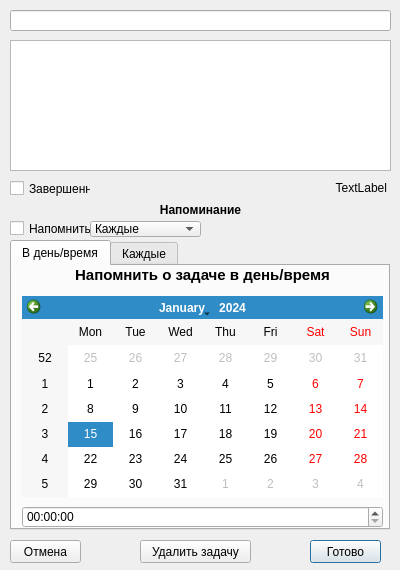
Qt form ui/Task.ui (itKillerWhale/day_planner) before a commit.
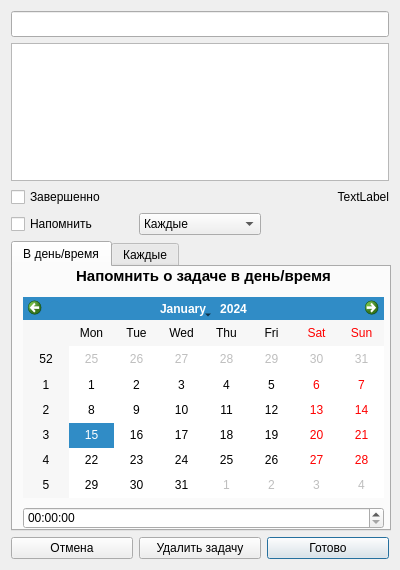
The same form after that commit.

Commit message: Create layouts

```diff
--- a/ui/Task.ui
+++ b/ui/Task.ui
@@ -28,109 +28,49 @@
   <property name="styleSheet">
    <string notr="true"/>
   </property>
-  <widget class="QLineEdit" name="lineEdit_header_text">
-   <property name="geometry">
-    <rect>
-     <x>10</x>
-     <y>10</y>
-     <width>381</width>
-     <height>21</height>
-    </rect>
-   </property>
-   <property name="font">
-    <font>
-     <pointsize>11</pointsize>
-     <weight>75</weight>
-     <bold>true</bold>
-    </font>
-   </property>
+  <layout class="QGridLayout" name="gridLayout">
+   <item row="5" column="2">
+    <widget class="QPushButton" name="btn_ok">
    <property name="text">
-    <string/>
-   </property>
-  </widget>
-  <widget class="QTextEdit" name="textEdit_text">
-   <property name="geometry">
-    <rect>
-     <x>10</x>
-     <y>40</y>
-     <width>381</width>
-     <height>131</height>
-    </rect>
-   </property>
-  </widget>
-  <widget class="QCheckBox" name="checkBox_completed">
-   <property name="geometry">
-    <rect>
-     <x>10</x>
-     <y>180</y>
-     <width>81</width>
-     <height>17</height>
-    </rect>
-   </property>
-   <property name="text">
-    <string>Завершенно</string>
-   </property>
-  </widget>
-  <widget class="QLabel" name="label_date">
-   <property name="geometry">
-    <rect>
-     <x>96</x>
-     <y>180</y>
-     <width>291</width>
-     <height>16</height>
-    </rect>
-   </property>
-   <property name="text">
-    <string>TextLabel</string>
-   </property>
-   <property name="alignment">
-    <set>Qt::AlignRight|Qt::AlignTrailing|Qt::AlignVCenter</set>
-   </property>
-  </widget>
-  <widget class="QLabel" name="label_2">
-   <property name="geometry">
-    <rect>
-     <x>10</x>
-     <y>200</y>
-     <width>381</width>
-     <height>20</height>
-    </rect>
-   </property>
-   <property name="font">
-    <font>
-     <weight>75</weight>
-     <bold>true</bold>
-    </font>
-   </property>
-   <property name="text">
-    <string>Напоминание</string>
-   </property>
-   <property name="alignment">
-    <set>Qt::AlignCenter</set>
-   </property>
-  </widget>
+      <string>Готово</string>
+     </property>
+    </widget>
+   </item>
+   <item row="3" column="0">
   <widget class="QCheckBox" name="checkBox_do_prompts">
-   <property name="geometry">
-    <rect>
-     <x>10</x>
-     <y>220</y>
-     <width>81</width>
-     <height>17</height>
-    </rect>
-   </property>
    <property name="text">
     <string>Напомнить</string>
    </property>
   </widget>
+   </item>
+   <item row="3" column="1">
+    <widget class="QComboBox" name="comboBox_choice">
+     <item>
+      <property name="text">
+       <string>Каждые</string>
+      </property>
+     </item>
+     <item>
+      <property name="text">
+       <string>В день/время</string>
+      </property>
+     </item>
+     <item>
+      <property name="text">
+       <string>Оба варианта</string>
+      </property>
+     </item>
+    </widget>
+   </item>
+   <item row="5" column="1">
+    <widget class="QPushButton" name="btn_del">
+     <property name="text">
+      <string>Удалить задачу</string>
+     </property>
+    </widget>
+   </item>
+   <item row="4" column="0" colspan="3">
   <widget class="QTabWidget" name="tabWidget">
-   <property name="geometry">
-    <rect>
-     <x>10</x>
-     <y>240</y>
-     <width>380</width>
-     <height>290</height>
-    </rect>
-   </property>
    <property name="minimumSize">
     <size>
      <width>380</width>
@@ -172,7 +112,6 @@
      <property name="font">
       <font>
        <pointsize>11</pointsize>
-       <weight>75</weight>
        <bold>true</bold>
       </font>
      </property>
@@ -447,70 +386,48 @@
     </widget>
    </widget>
   </widget>
-  <widget class="QPushButton" name="btn_ok">
-   <property name="geometry">
-    <rect>
-     <x>310</x>
-     <y>540</y>
-     <width>71</width>
-     <height>23</height>
-    </rect>
-   </property>
-   <property name="text">
-    <string>Готово</string>
-   </property>
-  </widget>
+   </item>
+   <item row="1" column="0" colspan="3">
+    <widget class="QTextEdit" name="textEdit_text"/>
+   </item>
+   <item row="5" column="0">
   <widget class="QPushButton" name="btn_cancel">
-   <property name="geometry">
-    <rect>
-     <x>10</x>
-     <y>540</y>
-     <width>71</width>
-     <height>23</height>
-    </rect>
-   </property>
    <property name="text">
     <string>Отмена</string>
    </property>
   </widget>
-  <widget class="QComboBox" name="comboBox_choice">
-   <property name="geometry">
-    <rect>
-     <x>90</x>
-     <y>221</y>
-     <width>111</width>
-     <height>16</height>
-    </rect>
-   </property>
-   <item>
+   </item>
+   <item row="0" column="0" colspan="3">
+    <widget class="QLineEdit" name="lineEdit_header_text">
+     <property name="font">
+      <font>
+       <pointsize>11</pointsize>
+       <bold>true</bold>
+      </font>
+     </property>
     <property name="text">
-     <string>Каждые</string>
-    </property>
+      <string/>
+     </property>
+    </widget>
    </item>
-   <item>
+   <item row="2" column="0">
+    <widget class="QCheckBox" name="checkBox_completed">
     <property name="text">
-     <string>В день/время</string>
-    </property>
+      <string>Завершенно</string>
+     </property>
+    </widget>
    </item>
-   <item>
+   <item row="2" column="1" colspan="2">
+    <widget class="QLabel" name="label_date">
     <property name="text">
-     <string>Оба варианта</string>
-    </property>
-   </item>
-  </widget>
-  <widget class="QPushButton" name="btn_del">
-   <property name="geometry">
-    <rect>
-     <x>140</x>
-     <y>540</y>
-     <width>111</width>
-     <height>23</height>
-    </rect>
-   </property>
-   <property name="text">
-    <string>Удалить задачу</string>
-   </property>
-  </widget>
+      <string>TextLabel</string>
+     </property>
+     <property name="alignment">
+      <set>Qt::AlignRight|Qt::AlignTrailing|Qt::AlignVCenter</set>
+     </property>
+    </widget>
+   </item>
+  </layout>
  </widget>
  <resources/>
  <connections/>
```
Left out of the diff: 1 changed line with no effect on the pictures. Lines whose indentation alone changed are shown as unchanged. The commit also changes 2 other files.
